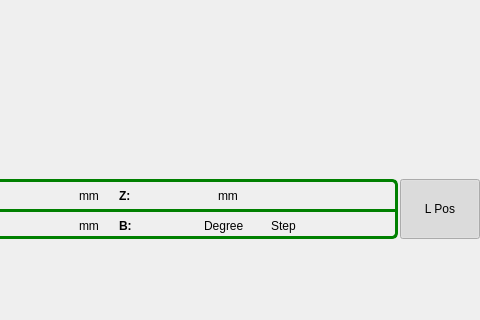
Before: the Qt Designer form mainframe.ui in dongdong-2009/3-5AxisRobot, drawn with Qt 5; both pictures show x 320 to 800 and y 280 to 600 of the 800 by 600 pixel window.
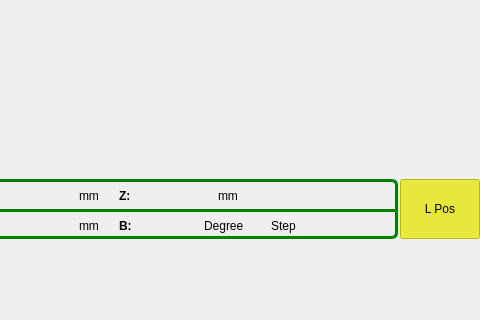
After: the same form once the commit is applied. Custom widgets are drawn as their Qt base class.

Commit message: 修复吸3`8不工作问题

```diff
--- a/mainframe.ui
+++ b/mainframe.ui
@@ -809,6 +809,18 @@
          <height>60</height>
         </size>
        </property>
+       <property name="styleSheet">
+        <string notr="true">#alarmDetail{
+	color: rgb(255, 255, 255);
+	background-color: rgb(255, 0, 0);
+}
+
+#alarmDetail::checked{
+	color: rgb(0, 0, 0);
+	background-color: rgb(255, 255, 0);
+
+}</string>
+       </property>
        <property name="text">
         <string>L Pos</string>
        </property>
```
The commit also changes 2 other files.
